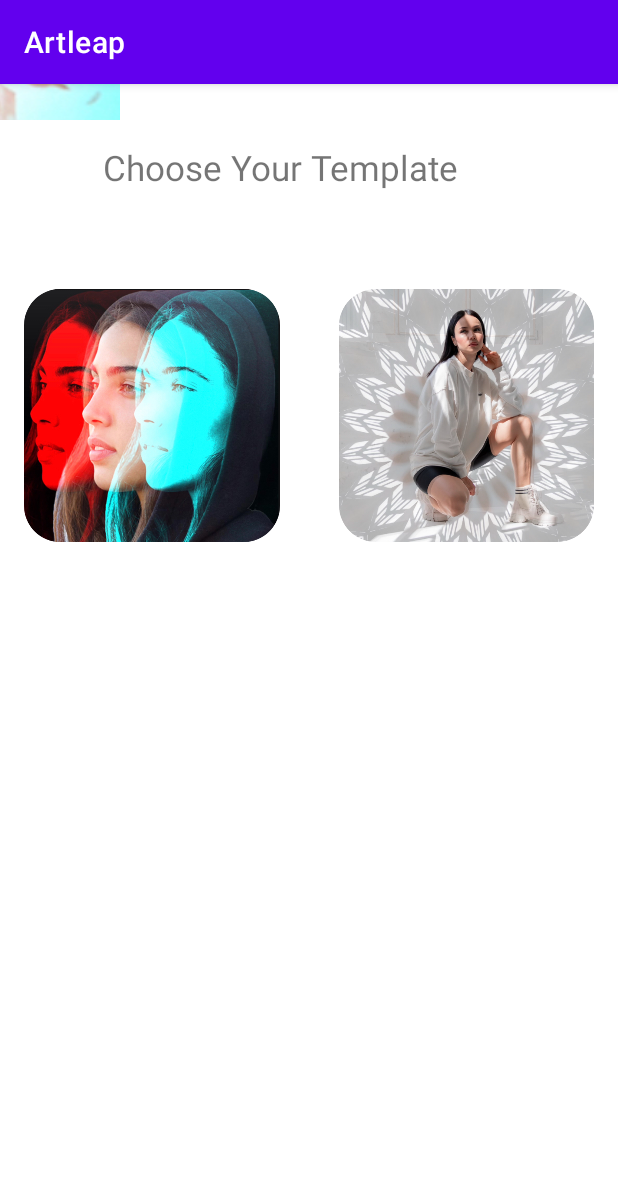
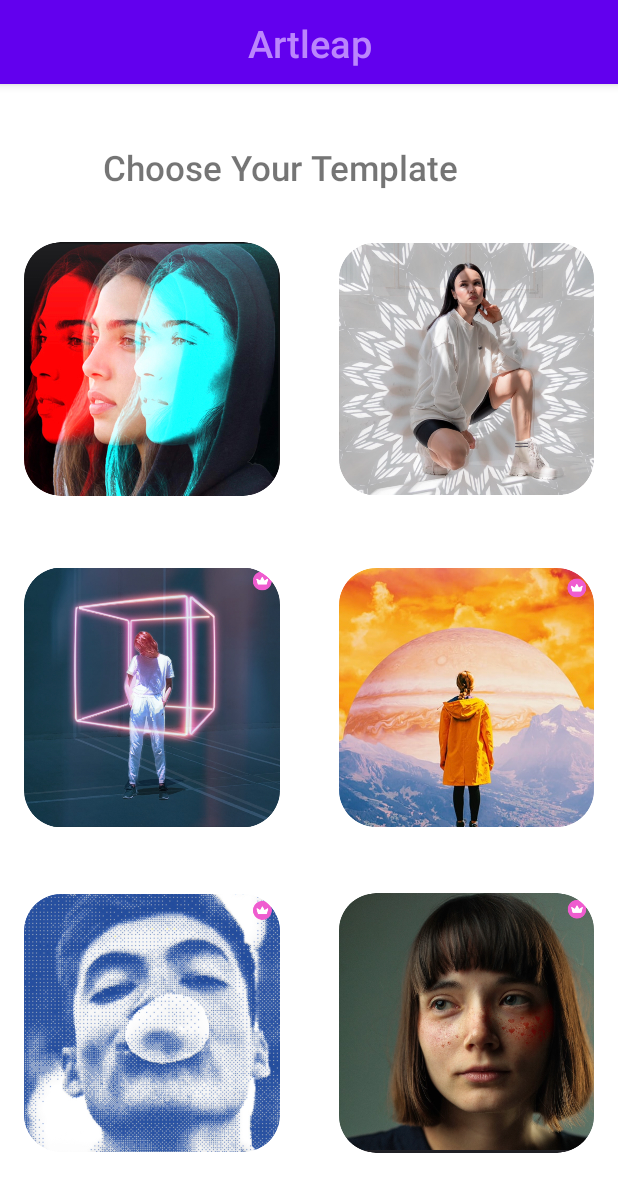
Before and after one commit to Daniel-Scharfstein/IDC_Artleap, an Android app: the screen it shows after launch (MainActivity), on a phone screen of 412 x 824 dp. Shown: the top 1192 px of the screen. Run offline under Robolectric (Android 15) with nearby library versions, the phone set to English and light mode, and no system bars.

Commit message:
to revert

```diff
--- a/app/src/main/java/com/example/myapplication2/MainActivity.java
+++ b/app/src/main/java/com/example/myapplication2/MainActivity.java
@@ -1,14 +1,15 @@
 package com.example.myapplication2;
 
+import androidx.appcompat.app.ActionBar;
 import androidx.appcompat.app.AppCompatActivity;
 
 import android.content.Intent;
 import android.os.Bundle;
-import android.view.View;
 import android.view.Window;
 import android.view.WindowManager;
 import android.widget.ImageView;
-import android.widget.Toast;
+
+import java.util.Objects;
 
 public class MainActivity extends AppCompatActivity {
     ImageView imageButton;
@@ -18,6 +19,10 @@ public class MainActivity extends AppCompatActivity {
         super.onCreate(savedInstanceState);
         setContentView(R.layout.activity_main);
         addListenerOnTemplateImage();
+
+        Objects.requireNonNull(getSupportActionBar()).setDisplayOptions(ActionBar.DISPLAY_SHOW_CUSTOM);
+        getSupportActionBar().setCustomView(R.layout.activity_main);
+
 
         Window window = getWindow();
         window.addFlags(WindowManager.LayoutParams.FLAG_TRANSLUCENT_NAVIGATION);
--- a/app/src/main/java/com/example/myapplication2/UploadingImgActivity.java
+++ b/app/src/main/java/com/example/myapplication2/UploadingImgActivity.java
@@ -61,8 +61,6 @@ public class UploadingImgActivity extends Activity {
             } catch (FileNotFoundException e) {
                 e.printStackTrace();
             }
-
-//            imageView.setImageBitmap(BitmapFactory.decodeFile(picturePath));
         }
     }
 }
--- a/app/src/main/res/layout/activity_main.xml
+++ b/app/src/main/res/layout/activity_main.xml
@@ -6,18 +6,27 @@
     android:layout_height="match_parent"
     tools:context=".MainActivity">
 
-    <ImageView
-        android:id="@+id/imageView3"
-        android:layout_width="0dp"
-        android:layout_height="0dp"
-        android:layout_marginEnd="16dp"
-        android:layout_marginBottom="425dp"
-        android:contentDescription="@null"
-        app:layout_constraintBottom_toBottomOf="parent"
-        app:layout_constraintEnd_toEndOf="parent"
-        app:layout_constraintStart_toEndOf="@+id/imageView4"
-        app:layout_constraintTop_toBottomOf="@+id/editTextTextPersonName"
-        app:srcCompat="@drawable/template2" />
+    <RelativeLayout
+        xmlns:android="http://schemas.android.com/apk/res/android"
+        xmlns:tools="http://schemas.android.com/tools"
+        android:layout_width="match_parent"
+        android:layout_height="match_parent"
+        android:padding="7dp"
+        tools:context=".MainActivity">
+
+        <TextView
+            android:layout_width="match_parent"
+            android:layout_height="wrap_content"
+            android:gravity="center"
+            android:padding="4dp"
+            android:text="@string/my_action_bar"
+            android:fontFamily="sans-serif-light"
+            android:textColor="@color/purple_200"
+            android:textSize="25sp"
+            android:textStyle="bold" />
+    </RelativeLayout>
+
+
 
     <TextView
         android:id="@+id/editTextTextPersonName"
@@ -27,8 +36,10 @@
         android:layout_marginBottom="28dp"
         android:autofillHints="username"
         android:ems="10"
+        android:fontFamily="sans-serif-light"
         android:text="@string/ChooseYourTemplate"
         android:textSize="23sp"
+        android:textStyle="bold"
         app:layout_constraintBottom_toTopOf="@+id/imageView3"
         app:layout_constraintEnd_toEndOf="parent"
         app:layout_constraintHorizontal_bias="0.497"
@@ -36,34 +47,90 @@
         app:layout_constraintTop_toTopOf="parent"
         tools:ignore="LabelFor" />
 
+
+    <ImageView
+        android:id="@+id/imageView3"
+        android:layout_width="0dp"
+        android:layout_height="0dp"
+        android:layout_marginTop="155dp"
+        android:layout_marginEnd="16dp"
+        android:layout_marginBottom="37dp"
+        android:contentDescription="@null"
+        app:layout_constraintBottom_toTopOf="@+id/imageView6"
+        app:layout_constraintEnd_toEndOf="parent"
+        app:layout_constraintStart_toEndOf="@+id/imageView4"
+        app:layout_constraintTop_toTopOf="parent"
+        app:srcCompat="@drawable/template2" />
+
+
     <ImageView
         android:id="@+id/imageView4"
         android:layout_width="0dp"
         android:layout_height="0dp"
         android:layout_marginStart="16dp"
+        android:layout_marginTop="155dp"
         android:layout_marginEnd="39dp"
+        android:layout_marginBottom="37dp"
         android:contentDescription="@null"
-        app:layout_constraintBottom_toBottomOf="@+id/imageView3"
+        app:layout_constraintBottom_toTopOf="@+id/imageView5"
         app:layout_constraintEnd_toStartOf="@+id/imageView3"
         app:layout_constraintStart_toStartOf="parent"
-        app:layout_constraintTop_toTopOf="@+id/imageView3"
+        app:layout_constraintTop_toTopOf="parent"
         app:srcCompat="@drawable/template1" />
 
+    <ImageView
+        android:id="@+id/imageView5"
+        android:layout_width="0dp"
+        android:layout_height="0dp"
+        android:layout_marginStart="16dp"
+        android:layout_marginEnd="39dp"
+        android:layout_marginBottom="35dp"
+        android:contentDescription="@null"
+        app:layout_constraintBottom_toTopOf="@+id/imageView7"
+        app:layout_constraintEnd_toStartOf="@+id/imageView6"
+        app:layout_constraintStart_toStartOf="parent"
+        app:layout_constraintTop_toBottomOf="@+id/imageView4"
+        app:srcCompat="@drawable/template3" />
 
-    <LinearLayout xmlns:android="http://schemas.android.com/apk/res/android"
-        android:layout_width="182dp"
-        android:layout_height="220dp"
-        android:orientation="vertical"
-        tools:ignore="MissingConstraints,RedundantNamespace">
+    <ImageView
+        android:id="@+id/imageView6"
+        android:layout_width="0dp"
+        android:layout_height="0dp"
+        android:layout_marginEnd="16dp"
+        android:layout_marginBottom="35dp"
+        android:contentDescription="@null"
+        app:layout_constraintBottom_toTopOf="@+id/imageView8"
+        app:layout_constraintEnd_toEndOf="parent"
+        app:layout_constraintStart_toEndOf="@+id/imageView5"
+        app:layout_constraintTop_toBottomOf="@+id/imageView3"
+        app:srcCompat="@drawable/template4" />
 
-        <ImageButton
-            android:id="@+id/imageButton1"
-            android:layout_width="80dp"
-            android:layout_height="80dp"
-            android:src="@drawable/template1"
-            tools:ignore="ContentDescription" />
+    <ImageView
+        android:id="@+id/imageView7"
+        android:layout_width="0dp"
+        android:layout_height="0dp"
+        android:layout_marginStart="16dp"
+        android:layout_marginEnd="39dp"
+        android:layout_marginBottom="51dp"
+        android:contentDescription="@null"
+        app:layout_constraintBottom_toBottomOf="parent"
+        app:layout_constraintEnd_toStartOf="@+id/imageView8"
+        app:layout_constraintStart_toStartOf="parent"
+        app:layout_constraintTop_toBottomOf="@+id/imageView5"
+        app:srcCompat="@drawable/template5" />
 
-    </LinearLayout>
+    <ImageView
+        android:id="@+id/imageView8"
+        android:layout_width="0dp"
+        android:layout_height="0dp"
+        android:layout_marginEnd="16dp"
+        android:layout_marginBottom="51dp"
+        android:contentDescription="@null"
+        app:layout_constraintBottom_toBottomOf="parent"
+        app:layout_constraintEnd_toEndOf="parent"
+        app:layout_constraintStart_toEndOf="@+id/imageView7"
+        app:layout_constraintTop_toBottomOf="@+id/imageView6"
+        app:srcCompat="@drawable/template6" />
 
 
 </androidx.constraintlayout.widget.ConstraintLayout>
--- a/app/src/main/res/values/strings.xml
+++ b/app/src/main/res/values/strings.xml
@@ -3,4 +3,5 @@
     <string name="ChooseYourTemplate">Choose Your Template</string>
     <string name="load_picture">Load Picture</string>
     <string name="upload_photo">Upload Photo</string>
+    <string name="my_action_bar">Artleap</string>
 </resources>
```
Also changed, not shown: app/src/main/res/drawable/template3.png (added), app/src/main/res/drawable/template4.png (added), app/src/main/res/drawable/template5.png (added), app/src/main/res/drawable/template6.png (added).
